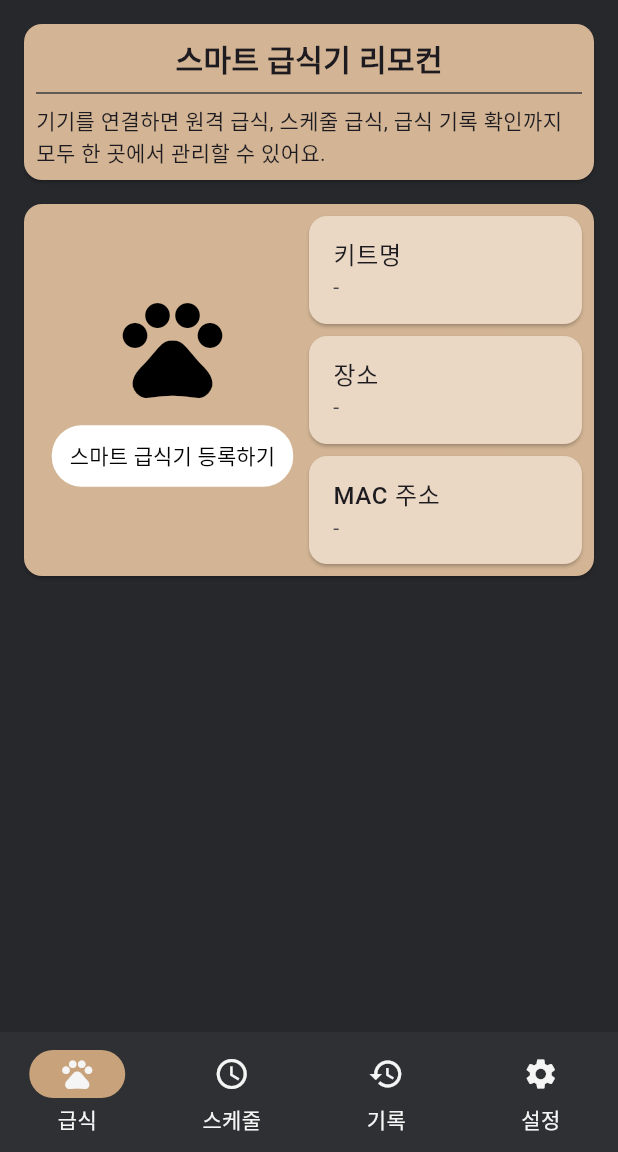
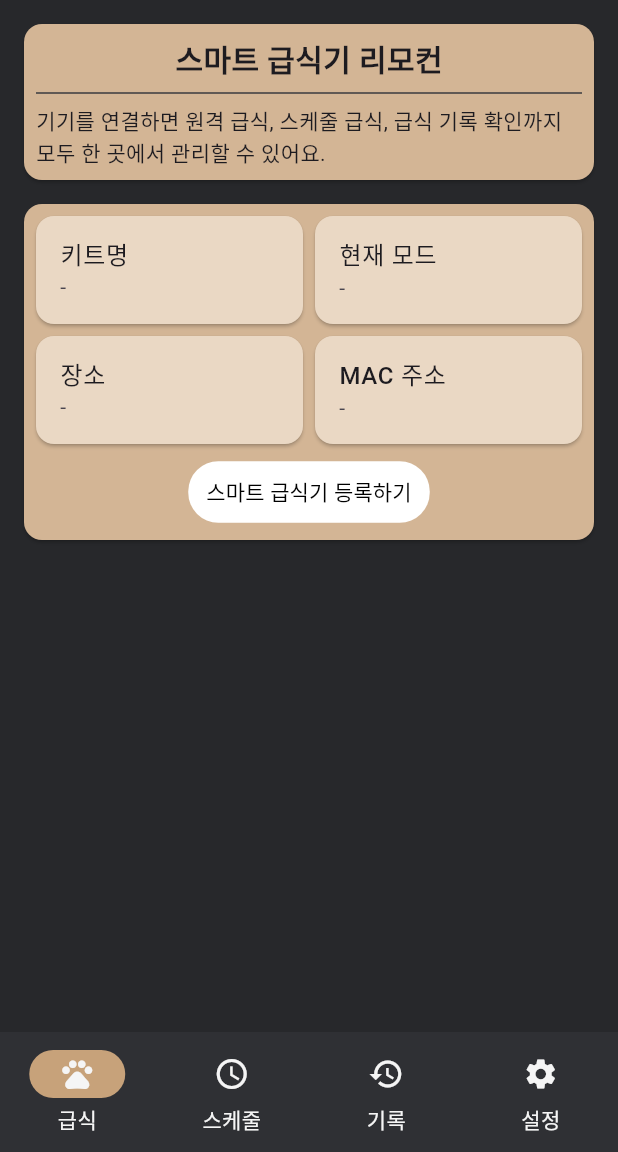
Before and after one commit to niw5924/smart-feeder-remote, a Flutter app: the FeedScreen screen opened by its route, on a phone screen of 412 x 824 dp, the part 84-1236 px from its top. Run offline on Flutter 3.47's test engine with Material 3 defaults, Android fonts, the phone set to English and light mode, and no system bars; drawn by our look-alikes of loader_overlay; our stand-ins replace firebase_auth, firebase_core, flutter_phoenix, fluttertoast, go_router, google_sign_in; accounts and stored records are empty.

Commit message:
feat: 현재모드 UI 추가

```diff
--- a/lib/screens/feed/feed_screen.dart
+++ b/lib/screens/feed/feed_screen.dart
@@ -40,41 +40,50 @@ class FeedScreen extends StatelessWidget {
             color: AppColors.cardPrimary,
             child: Padding(
               padding: EdgeInsets.all(8),
-              child: Row(
+              child: Column(
+                mainAxisSize: MainAxisSize.min,
                 children: [
-                  Expanded(
-                    flex: 1,
-                    child: Column(
-                      mainAxisSize: MainAxisSize.min,
-                      children: [
-                        Icon(Icons.pets, size: 80, color: Colors.black),
-                        SizedBox(height: 8),
-                        AppTextButton(label: '스마트 급식기 등록하기', onPressed: null),
-                      ],
-                    ),
-                  ),
-                  Expanded(
-                    flex: 1,
-                    child: Column(
-                      mainAxisSize: MainAxisSize.min,
-                      children: [
-                        AppCard(
+                  Row(
+                    children: [
+                      Expanded(
+                        flex: 1,
+                        child: AppCard(
                           color: AppColors.cardSecondary,
                           child: AppListTile(title: '키트명', subtitle: '-'),
                         ),
-                        SizedBox(height: 8),
-                        AppCard(
+                      ),
+                      SizedBox(width: 8),
+                      Expanded(
+                        flex: 1,
+                        child: AppCard(
+                          color: AppColors.cardSecondary,
+                          child: AppListTile(title: '현재 모드', subtitle: '-'),
+                        ),
+                      ),
+                    ],
+                  ),
+                  SizedBox(height: 8),
+                  Row(
+                    children: [
+                      Expanded(
+                        flex: 1,
+                        child: AppCard(
                           color: AppColors.cardSecondary,
                           child: AppListTile(title: '장소', subtitle: '-'),
                         ),
-                        SizedBox(height: 8),
-                        AppCard(
+                      ),
+                      SizedBox(width: 8),
+                      Expanded(
+                        flex: 1,
+                        child: AppCard(
                           color: AppColors.cardSecondary,
                           child: AppListTile(title: 'MAC 주소', subtitle: '-'),
                         ),
-                      ],
-                    ),
+                      ),
+                    ],
                   ),
+                  SizedBox(height: 8),
+                  AppTextButton(label: '스마트 급식기 등록하기', onPressed: null),
                 ],
               ),
             ),
```
